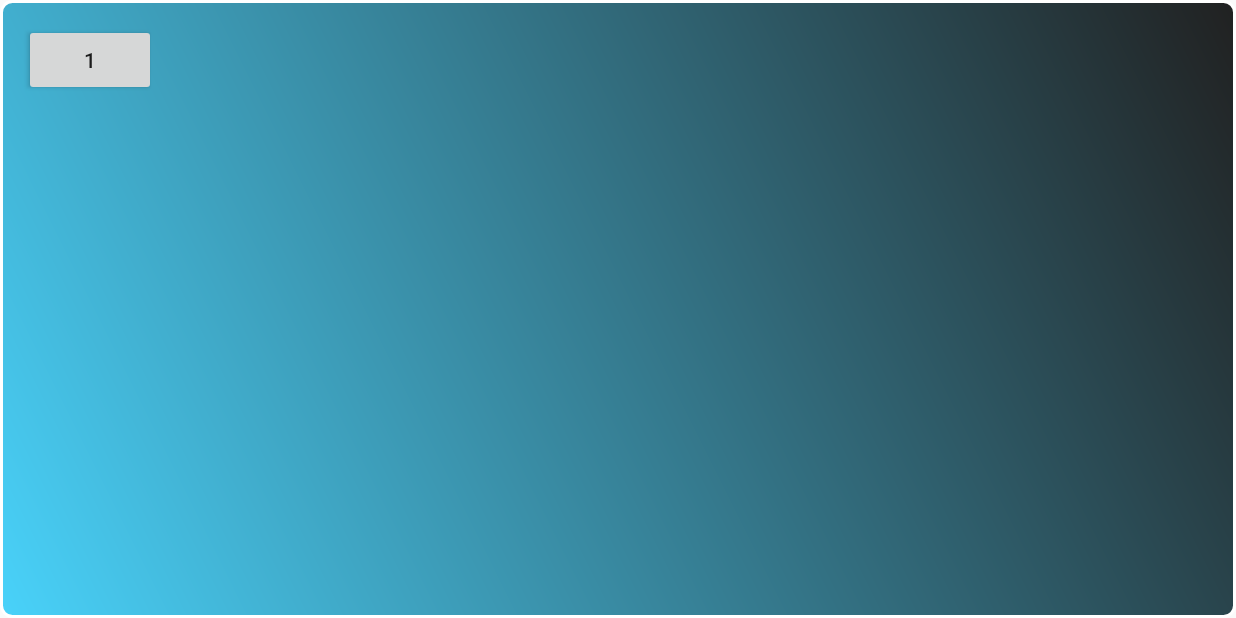
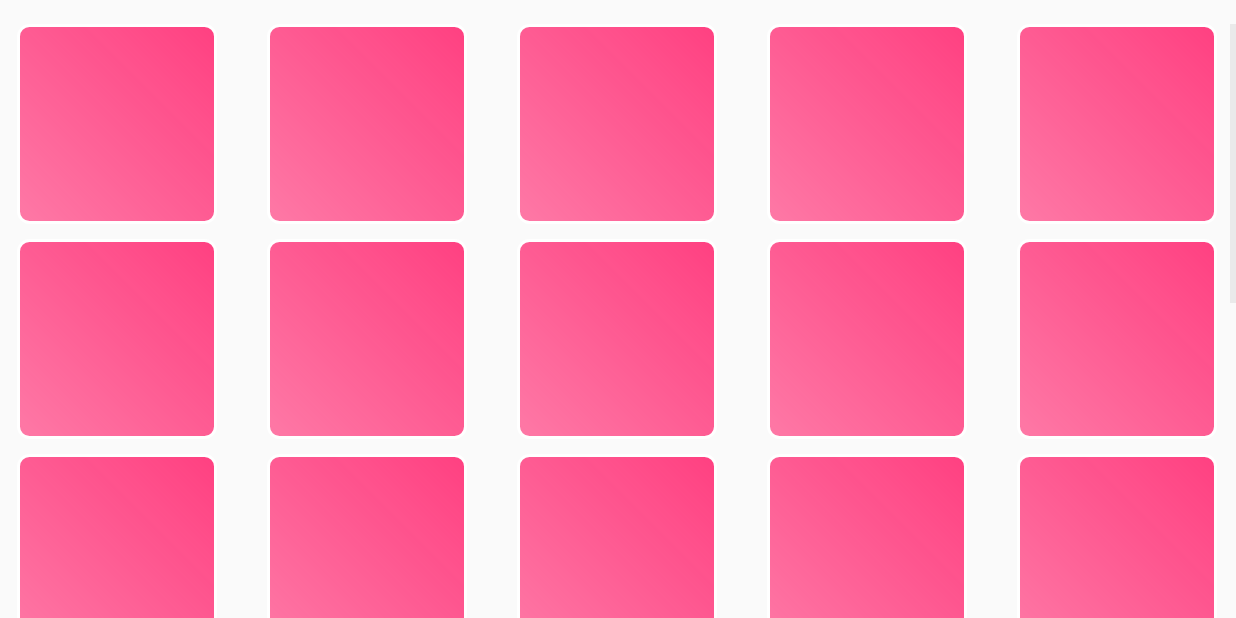
Before and after one commit to jacek-bulatek/java-app, an Android app: the LevelSelectScreen screen opened directly, with no data from a screen before it, on a phone screen of 824 x 412 dp (held sideways). Run offline under Robolectric (Android 15) with nearby library versions, the phone set to English and light mode, and no system bars.

Commit message:
[#va91] Change switching level approach or add handle to the 'Back' button

```diff
--- /dev/null
+++ b/app/src/main/java/com/example/nockanakalinowej/View/ImageAdapter.java
@@ -0,0 +1,73 @@
+package com.example.nockanakalinowej.View;
+
+import android.content.Context;
+import android.view.View;
+import android.view.ViewGroup;
+import android.widget.BaseAdapter;
+import android.widget.GridView;
+import android.widget.ImageButton;
+
+import com.example.nockanakalinowej.R;
+
+/**
+ * Created by Jacek on 2017-11-08.
+ */
+
+class ImageAdapter extends BaseAdapter {
+    private Context context;
+    public ImageAdapter(Context _context) {
+        context = _context;
+    }
+    public int getCount() {
+        return mThumbIds.length;
+    }
+
+    public Object getItem(int position) {
+        return null;
+    }
+
+    public long getItemId(int position) {
+        return 0;
+    }
+
+    // create a new ImageView for each item referenced by the Adapter
+    @Override
+    public View getView(int position, View convertView, ViewGroup parent) {
+        ImageButton imageButton;
+        if (convertView == null) {
+            // if it's not recycled, initialize some attributes
+            imageButton = new ImageButton(context);
+            imageButton.setFocusable(false);
+            imageButton.setFocusableInTouchMode(false);
+            imageButton.setClickable(false);
+            imageButton.setLayoutParams(new GridView.LayoutParams(200, 200));
+            imageButton.setScaleType(ImageButton.ScaleType.CENTER_CROP);
+            imageButton.setPadding(8, 8, 8, 8);
+        } else {
+            imageButton = (ImageButton) convertView;
+        }
+
+        imageButton.setBackgroundResource(mThumbIds[position]);
+        return imageButton;
+    }
+
+    // references to our images
+    private Integer[] mThumbIds = {
+            R.drawable.level_buttons, R.drawable.level_buttons,
+            R.drawable.level_buttons, R.drawable.level_buttons,
+            R.drawable.level_buttons, R.drawable.level_buttons,
+            R.drawable.level_buttons, R.drawable.level_buttons,
+            R.drawable.level_buttons, R.drawable.level_buttons,
+            R.drawable.level_buttons, R.drawable.level_buttons,
+            R.drawable.level_buttons, R.drawable.level_buttons,
+            R.drawable.level_buttons, R.drawable.level_buttons,
+            R.drawable.level_buttons, R.drawable.level_buttons,
+            R.drawable.level_buttons, R.drawable.level_buttons,
+            R.drawable.level_buttons, R.drawable.level_buttons,
+            R.drawable.level_buttons, R.drawable.level_buttons,
+            R.drawable.level_buttons, R.drawable.level_buttons,
+            R.drawable.level_buttons, R.drawable.level_buttons,
+            R.drawable.level_buttons, R.drawable.level_buttons,
+    };
+
+}
--- a/app/src/main/java/com/example/nockanakalinowej/View/LevelActivity.java
+++ b/app/src/main/java/com/example/nockanakalinowej/View/LevelActivity.java
@@ -124,7 +124,8 @@ public class LevelActivity extends AppCompatActivity{
         Bundle bundle = new Bundle();
         bundle.putInt("levelNo", level.getLevelNo()-1);
         intent.putExtras(bundle);
-        startActivity(intent);
+        setResult(LevelActivity.RESULT_OK, intent);
+        finish();
     }
 
     public void nextOnclick(View view){
@@ -134,6 +135,7 @@ public class LevelActivity extends AppCompatActivity{
         Bundle bundle = new Bundle();
         bundle.putInt("levelNo", level.getLevelNo()+1);
         intent.putExtras(bundle);
-        startActivity(intent);
+        setResult(LevelActivity.RESULT_OK, intent);
+        finish();
     }
 }
--- a/app/src/main/java/com/example/nockanakalinowej/View/LevelSelectScreen.java
+++ b/app/src/main/java/com/example/nockanakalinowej/View/LevelSelectScreen.java
@@ -4,9 +4,11 @@ import android.content.Intent;
 import android.support.v7.app.AppCompatActivity;
 import android.os.Bundle;
 import android.view.View;
+import android.view.WindowManager;
+import android.widget.AdapterView;
+import android.widget.GridView;
 
 import com.example.nockanakalinowej.R;
-import com.example.nockanakalinowej.View.LevelActivity;
 
 /*
  * Activity okna wyboru levelu
@@ -15,19 +17,52 @@ import com.example.nockanakalinowej.View.LevelActivity;
  */
 
 public class LevelSelectScreen extends AppCompatActivity {
-
+    public static final int REQUEST_CODE = 1;
     @Override
     protected void onCreate(Bundle savedInstanceState) {
         super.onCreate(savedInstanceState);
+        getWindow().setFlags(WindowManager.LayoutParams.FLAG_FULLSCREEN, WindowManager.LayoutParams.FLAG_FULLSCREEN);
         setContentView(R.layout.activity_level_select_screen);
+        GridView gridview = (GridView) findViewById(R.id.gridview);
+        gridview.setAdapter(new ImageAdapter(this));
+
+        gridview.setOnItemClickListener(new AdapterView.OnItemClickListener() {
+            @Override
+            public void onItemClick(AdapterView<?> parent, View v,
+                                    int position, long id) {
+                levelSelection(position+1);
+            }
+        });
+
+
     }
-    public void lvlSelection(View view){
+
+    public void levelSelection(int levelNo){
         Intent intent = new Intent(this, LevelActivity.class);
 
         // Pass tilesNo to LevelActivity activity
         Bundle bundle = new Bundle();
-        bundle.putInt("levelNo", 5);
+        bundle.putInt("levelNo", levelNo);
         intent.putExtras(bundle);
-        startActivity(intent);
+        startActivityForResult(intent, REQUEST_CODE);
+    }
+    @Override
+    protected void onActivityResult(int requestCode, int resultCode, Intent data) {
+
+        if (requestCode == REQUEST_CODE) {
+
+            if (resultCode == LevelActivity.RESULT_OK) {
+                int result = data.getIntExtra("levelNo", 0);
+                if (result != 0){
+                    Intent intent = new Intent(this, LevelActivity.class);
+                    Bundle bundle = new Bundle();
+                    bundle.putInt("levelNo", result);
+                    intent.putExtras(bundle);
+                    startActivityForResult(intent, REQUEST_CODE);
+                }
+            } else if (resultCode == LevelActivity.RESULT_CANCELED) {
+
+            }
+        }
     }
 }
--- /dev/null
+++ b/app/src/main/res/drawable/level_buttons.xml
@@ -0,0 +1,10 @@
+<?xml version="1.0" encoding="utf-8"?>
+<shape xmlns:android="http://schemas.android.com/apk/res/android"
+    android:shape="rectangle">
+    <stroke android:width="2dp" android:color="#FFFFFF" />
+    <gradient android:startColor="@color/darkPink" android:endColor="@color/brightPink"
+        android:angle="225"/>
+
+    <corners android:bottomRightRadius="7dp" android:bottomLeftRadius="7dp"
+        android:topLeftRadius="7dp" android:topRightRadius="7dp"/>
+</shape>
--- a/app/src/main/res/layout-land/activity_level_select_screen.xml
+++ /dev/null
@@ -1,20 +0,0 @@
-<?xml version="1.0" encoding="utf-8"?>
-<android.support.constraint.ConstraintLayout xmlns:android="http://schemas.android.com/apk/res/android"
-    xmlns:app="http://schemas.android.com/apk/res-auto"
-    xmlns:tools="http://schemas.android.com/tools"
-    android:layout_width="match_parent"
-    android:layout_height="match_parent"
-    tools:context="com.example.nockanakalinowej.View.LevelSelectScreen"
-    android:background="@drawable/shapes">
-
-    <Button
-        android:id="@+id/button4"
-        android:layout_width="wrap_content"
-        android:layout_height="wrap_content"
-        android:layout_marginLeft="16dp"
-        android:layout_marginTop="16dp"
-        android:onClick="lvlSelection"
-        android:text="1"
-        app:layout_constraintLeft_toLeftOf="parent"
-        app:layout_constraintTop_toTopOf="parent" />
-</android.support.constraint.ConstraintLayout>
--- a/app/src/main/res/layout/activity_level_select_screen.xml
+++ b/app/src/main/res/layout/activity_level_select_screen.xml
@@ -1,20 +1,13 @@
 <?xml version="1.0" encoding="utf-8"?>
-<android.support.constraint.ConstraintLayout xmlns:android="http://schemas.android.com/apk/res/android"
-    xmlns:app="http://schemas.android.com/apk/res-auto"
-    xmlns:tools="http://schemas.android.com/tools"
+<GridView xmlns:android="http://schemas.android.com/apk/res/android"
+    android:id="@+id/gridview"
     android:layout_width="match_parent"
     android:layout_height="match_parent"
-    tools:context="com.example.nockanakalinowej.View.LevelSelectScreen"
-    android:background="@drawable/shapes">
-
-    <Button
-        android:id="@+id/button4"
-        android:layout_width="wrap_content"
-        android:layout_height="wrap_content"
-        android:layout_marginLeft="16dp"
-        android:layout_marginTop="16dp"
-        android:onClick="lvlSelection"
-        android:text="1"
-        app:layout_constraintLeft_toLeftOf="parent"
-        app:layout_constraintTop_toTopOf="parent" />
-</android.support.constraint.ConstraintLayout>
+    android:columnWidth="200px"
+    android:numColumns="auto_fit"
+    android:verticalSpacing="10dp"
+    android:horizontalSpacing="10dp"
+    android:stretchMode="columnWidth"
+    android:gravity="center"
+    android:layout_marginTop="16dp"
+    />
```
